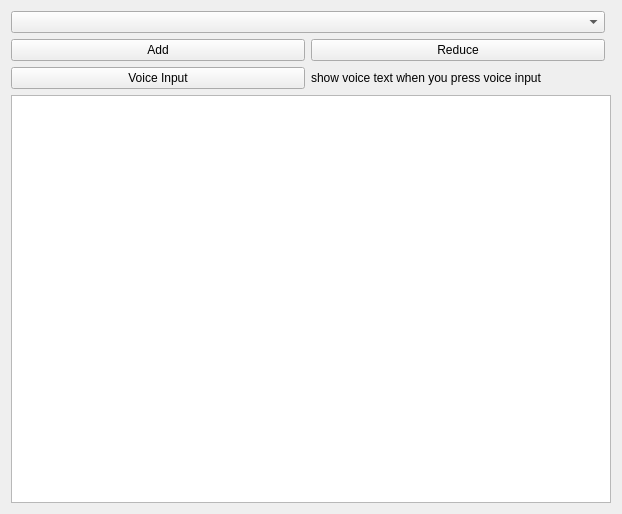
LuWang0211/navigation, file panel1.ui: the form before one commit.
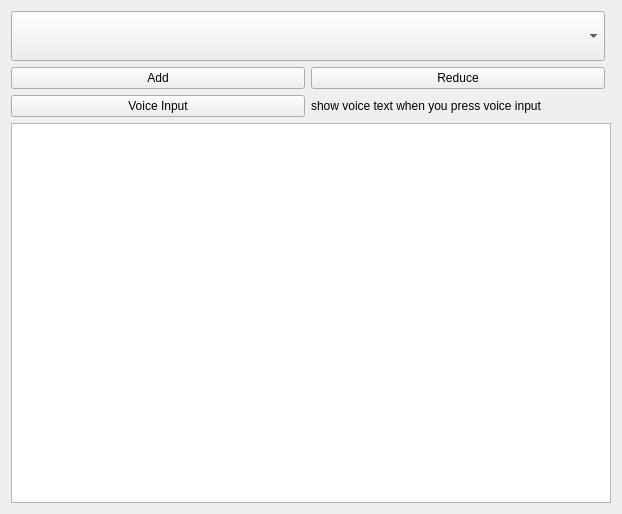
The form after the commit.

Commit message: Increase the item size of the combobox

Patch:
```diff
--- a/panel1.ui
+++ b/panel1.ui
@@ -24,14 +24,44 @@
     <widget class="QComboBox" name="comboBox">
      <property name="sizePolicy">
       <sizepolicy hsizetype="Expanding" vsizetype="Fixed">
-       <horstretch>5</horstretch>
+       <horstretch>2</horstretch>
        <verstretch>1</verstretch>
       </sizepolicy>
      </property>
+     <property name="minimumSize">
+      <size>
+       <width>0</width>
+       <height>50</height>
+      </size>
+     </property>
+     <property name="styleSheet">
+      <string notr="true">font-size: 24px</string>
+     </property>
+     <property name="maxVisibleItems">
+      <number>6</number>
+     </property>
+     <property name="sizeAdjustPolicy">
+      <enum>QComboBox::AdjustToMinimumContentsLength</enum>
+     </property>
+     <property name="minimumContentsLength">
+      <number>4</number>
+     </property>
+     <property name="iconSize">
+      <size>
+       <width>32</width>
+       <height>32</height>
+      </size>
+     </property>
     </widget>
    </item>
    <item row="1" column="1">
     <widget class="QPushButton" name="reduceButton">
+     <property name="sizePolicy">
+      <sizepolicy hsizetype="Minimum" vsizetype="Fixed">
+       <horstretch>1</horstretch>
+       <verstretch>0</verstretch>
+      </sizepolicy>
+     </property>
      <property name="text">
       <string>Reduce</string>
      </property>
@@ -44,7 +74,7 @@
      </property>
      <property name="sizePolicy">
       <sizepolicy hsizetype="Minimum" vsizetype="Minimum">
-       <horstretch>2</horstretch>
+       <horstretch>1</horstretch>
        <verstretch>1</verstretch>
       </sizepolicy>
      </property>
@@ -55,6 +85,12 @@
    </item>
    <item row="2" column="0">
     <widget class="QPushButton" name="voiceButton">
+     <property name="sizePolicy">
+      <sizepolicy hsizetype="Minimum" vsizetype="Fixed">
+       <horstretch>1</horstretch>
+       <verstretch>0</verstretch>
+      </sizepolicy>
+     </property>
      <property name="text">
       <string>Voice Input</string>
      </property>
@@ -72,6 +108,12 @@
    </item>
    <item row="2" column="1">
     <widget class="QLabel" name="voicelabel">
+     <property name="sizePolicy">
+      <sizepolicy hsizetype="Preferred" vsizetype="Preferred">
+       <horstretch>1</horstretch>
+       <verstretch>0</verstretch>
+      </sizepolicy>
+     </property>
      <property name="text">
       <string>show voice text when you press voice input</string>
      </property>
```
The commit also changes 1 other file.
